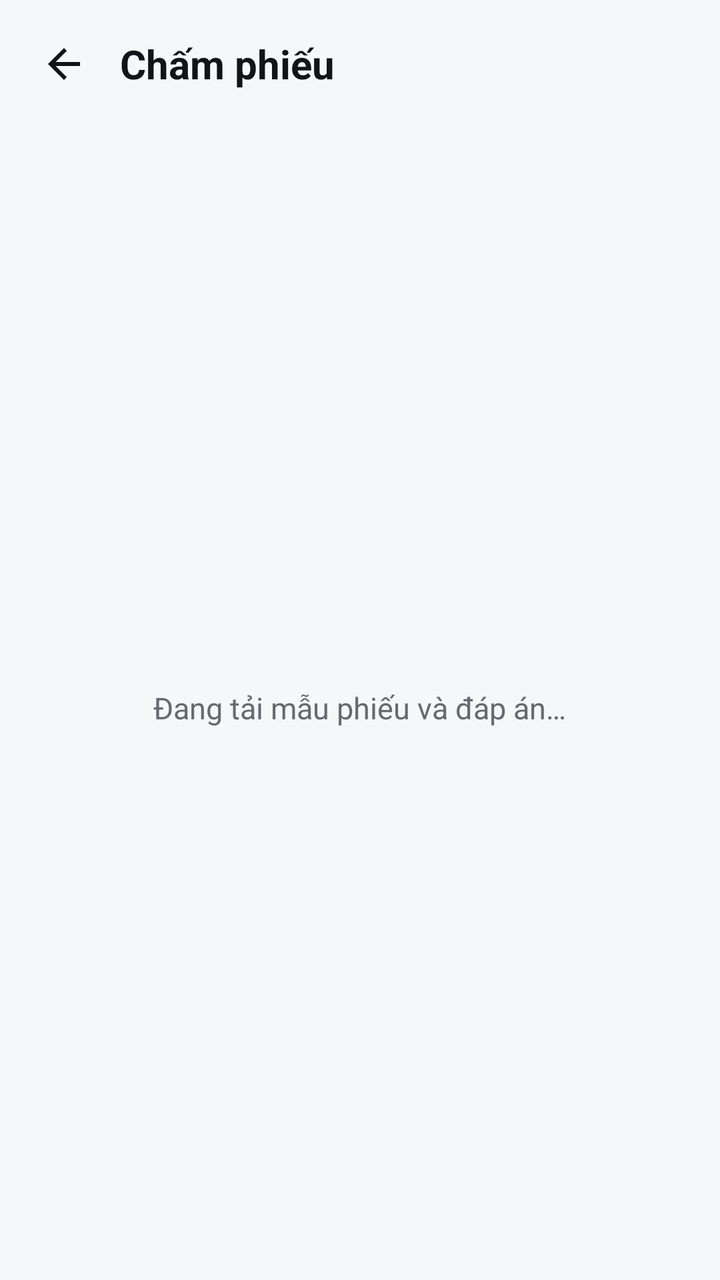
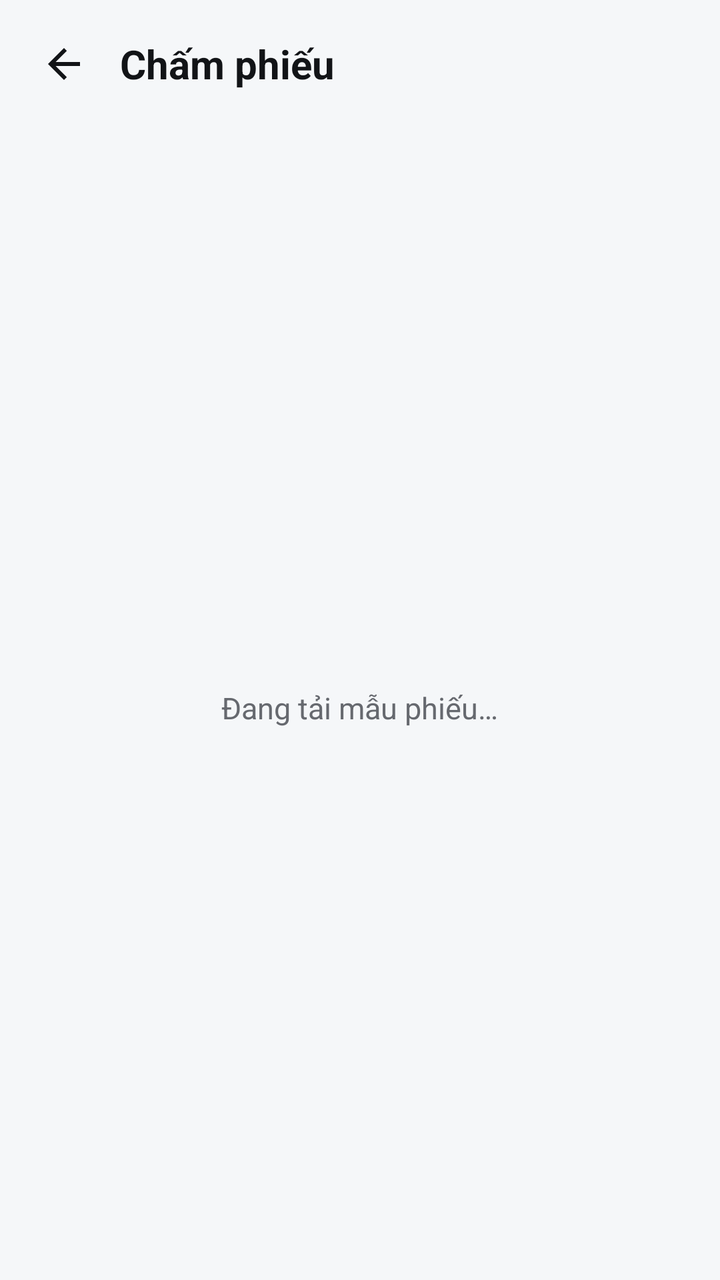

Compare the two renders of this Android layout. The source of the first and the diff that turns it into the second are given below.
<!-- AndroidManifest.xml: application theme Theme.TestMarking -->
<!-- res/layout/fragment_grade.xml -->
<?xml version="1.0" encoding="utf-8"?>
<LinearLayout xmlns:android="http://schemas.android.com/apk/res/android"
    xmlns:app="http://schemas.android.com/apk/res-auto"
    android:layout_width="match_parent"
    android:layout_height="match_parent"
    android:background="@color/background"
    android:orientation="vertical">

    <LinearLayout
        android:id="@+id/header"
        android:layout_width="match_parent"
        android:layout_height="wrap_content"
        android:gravity="center_vertical"
        android:orientation="horizontal"
        android:paddingStart="8dp"
        android:paddingTop="8dp"
        android:paddingEnd="20dp"
        android:paddingBottom="8dp">

        <ImageButton
            android:id="@+id/btnBack"
            android:layout_width="48dp"
            android:layout_height="48dp"
            android:background="?attr/selectableItemBackgroundBorderless"
            android:contentDescription="@string/common_back"
            android:src="@drawable/ic_back"
            app:tint="@color/text_primary" />

        <TextView
            android:id="@+id/tvTitle"
            style="@style/TM.Text.Title"
            android:layout_width="0dp"
            android:layout_height="wrap_content"
            android:layout_marginStart="4dp"
            android:layout_weight="1"
            android:ellipsize="end"
            android:maxLines="1"
            android:text="@string/grade_title"
            android:textSize="20sp" />

        <TextView
            android:id="@+id/tvCount"
            android:layout_width="wrap_content"
            android:layout_height="wrap_content"
            android:textColor="@color/text_secondary"
            android:textSize="13sp" />
    </LinearLayout>

    <com.google.android.material.progressindicator.LinearProgressIndicator
        android:id="@+id/progress"
        android:layout_width="match_parent"
        android:layout_height="wrap_content"
        android:indeterminate="true"
        android:visibility="invisible" />

    <TextView
        android:id="@+id/tvError"
        android:layout_width="match_parent"
        android:layout_height="wrap_content"
        android:background="@color/danger_soft"
        android:padding="12dp"
        android:textColor="@color/danger_fg"
        android:textSize="14sp"
        android:visibility="gone" />

    
    <LinearLayout
        android:id="@+id/groupPrepare"
        android:layout_width="match_parent"
        android:layout_height="0dp"
        android:layout_weight="1"
        android:gravity="center"
        android:orientation="vertical"
        android:padding="24dp">

        <TextView
            android:id="@+id/tvPrepare"
            android:layout_width="wrap_content"
            android:layout_height="wrap_content"
            android:gravity="center"
            android:text="@string/grade_preparing"
            android:textColor="@color/text_secondary"
            android:textSize="15sp" />

        <com.google.android.material.button.MaterialButton
            android:id="@+id/btnRetryPrepare"
            style="@style/TM.Button.Outlined"
            android:layout_width="wrap_content"
            android:layout_height="wrap_content"
            android:layout_marginTop="16dp"
            android:text="@string/common_retry"
            android:visibility="gone" />
    </LinearLayout>

    
    <FrameLayout
        android:id="@+id/groupCamera"
        android:layout_width="match_parent"
        android:layout_height="0dp"
        android:layout_weight="1"
        android:visibility="gone">

        <androidx.camera.view.PreviewView
            android:id="@+id/preview"
            android:layout_width="match_parent"
            android:layout_height="match_parent"
            app:scaleType="fitCenter" />

        <TextView
            android:id="@+id/tvHint"
            android:layout_width="match_parent"
            android:layout_height="wrap_content"
            android:layout_gravity="top"
            android:background="#99000000"
            android:padding="10dp"
            android:text="@string/grade_hint"
            android:textColor="#FFFFFF"
            android:textSize="13sp" />

        <LinearLayout
            android:layout_width="match_parent"
            android:layout_height="wrap_content"
            android:layout_gravity="bottom"
            android:background="#99000000"
            android:gravity="center"
            android:orientation="horizontal"
            android:padding="12dp">

            <com.google.android.material.button.MaterialButton
                android:id="@+id/btnGallery"
                style="@style/TM.Button.Outlined"
                android:layout_width="0dp"
                android:layout_height="wrap_content"
                android:layout_marginEnd="8dp"
                android:layout_weight="1"
                android:text="@string/grade_gallery"
                android:textColor="#FFFFFF"
                app:strokeColor="#FFFFFF" />

            <com.google.android.material.button.MaterialButton
                android:id="@+id/btnCapture"
                style="@style/TM.Button.Primary"
                android:layout_width="0dp"
                android:layout_height="wrap_content"
                android:layout_weight="1"
                android:text="@string/grade_capture" />
        </LinearLayout>

        <TextView
            android:id="@+id/tvNoCamera"
            android:layout_width="match_parent"
            android:layout_height="wrap_content"
            android:layout_gravity="center"
            android:gravity="center"
            android:padding="24dp"
            android:text="@string/grade_no_camera"
            android:textColor="#FFFFFF"
            android:textSize="15sp"
            android:visibility="gone" />
    </FrameLayout>

    
    <ScrollView
        android:id="@+id/groupReview"
        android:layout_width="match_parent"
        android:layout_height="0dp"
        android:layout_weight="1"
        android:visibility="gone">

        <LinearLayout
            android:layout_width="match_parent"
            android:layout_height="wrap_content"
            android:orientation="vertical"
            android:padding="20dp">

            <ImageView
                android:id="@+id/ivSheet"
                android:layout_width="match_parent"
                android:layout_height="220dp"
                android:background="@color/surface_soft"
                android:contentDescription="@string/grade_sheet_image"
                android:scaleType="fitCenter" />

            <TextView
                android:id="@+id/tvSummary"
                android:layout_width="match_parent"
                android:layout_height="wrap_content"
                android:layout_marginTop="12dp"
                android:lineSpacingExtra="3dp"
                android:textColor="@color/text_primary"
                android:textSize="14sp" />

            <TextView
                android:id="@+id/tvWarnings"
                android:layout_width="match_parent"
                android:layout_height="wrap_content"
                android:layout_marginTop="8dp"
                android:background="@color/warning_soft"
                android:padding="10dp"
                android:textColor="@color/warning_fg"
                android:textSize="13sp"
                android:visibility="gone" />

            <com.google.android.material.textfield.TextInputLayout
                android:id="@+id/tilStudent"
                android:layout_width="match_parent"
                android:layout_height="wrap_content"
                android:layout_marginTop="16dp"
                android:hint="@string/grade_student_code">

                <com.google.android.material.textfield.TextInputEditText
                    android:id="@+id/etStudent"
                    android:layout_width="match_parent"
                    android:layout_height="wrap_content"
                    android:imeOptions="actionNext"
                    android:inputType="textCapCharacters|textNoSuggestions"
                    android:maxLines="1" />
            </com.google.android.material.textfield.TextInputLayout>

            <com.google.android.material.textfield.TextInputLayout
                android:id="@+id/tilVersion"
                android:layout_width="match_parent"
                android:layout_height="wrap_content"
                android:layout_marginTop="12dp"
                android:hint="@string/grade_test_code">

                <com.google.android.material.textfield.TextInputEditText
                    android:id="@+id/etVersion"
                    android:layout_width="match_parent"
                    android:layout_height="wrap_content"
                    android:imeOptions="actionDone"
                    android:inputType="number"
                    android:maxLength="3"
                    android:maxLines="1" />
            </com.google.android.material.textfield.TextInputLayout>

            <LinearLayout
                android:layout_width="match_parent"
                android:layout_height="wrap_content"
                android:layout_marginTop="20dp"
                android:orientation="horizontal">

                <com.google.android.material.button.MaterialButton
                    android:id="@+id/btnRetake"
                    style="@style/TM.Button.Outlined"
                    android:layout_width="0dp"
                    android:layout_height="wrap_content"
                    android:layout_marginEnd="8dp"
                    android:layout_weight="1"
                    android:text="@string/grade_retake" />

                <com.google.android.material.button.MaterialButton
                    android:id="@+id/btnSave"
                    style="@style/TM.Button.Primary"
                    android:layout_width="0dp"
                    android:layout_height="wrap_content"
                    android:layout_weight="1"
                    android:text="@string/grade_save" />
            </LinearLayout>
        </LinearLayout>
    </ScrollView>

    
    <LinearLayout
        android:id="@+id/groupSaved"
        android:layout_width="match_parent"
        android:layout_height="0dp"
        android:layout_weight="1"
        android:gravity="center"
        android:orientation="vertical"
        android:padding="24dp"
        android:visibility="gone">

        <ImageView
            android:layout_width="48dp"
            android:layout_height="48dp"
            android:importantForAccessibility="no"
            android:src="@drawable/ic_check"
            app:tint="@color/primary" />

        <TextView
            android:id="@+id/tvSavedTitle"
            style="@style/TM.Text.Title"
            android:layout_width="match_parent"
            android:layout_height="wrap_content"
            android:layout_marginTop="12dp"
            android:gravity="center"
            android:textSize="20sp" />

        <TextView
            android:id="@+id/tvSavedBody"
            android:layout_width="match_parent"
            android:layout_height="wrap_content"
            android:layout_marginTop="8dp"
            android:gravity="center"
            android:lineSpacingExtra="4dp"
            android:textColor="@color/text_secondary"
            android:textSize="15sp" />

        <com.google.android.material.button.MaterialButton
            android:id="@+id/btnNext"
            style="@style/TM.Button.Primary"
            android:layout_width="match_parent"
            android:layout_height="wrap_content"
            android:layout_marginTop="24dp"
            android:text="@string/grade_next" />
    </LinearLayout>
</LinearLayout>
<!-- resources referenced by this layout -->
<resources>
  <color name="background">#F5F7F9</color>
  <color name="danger_fg">#933331</color>
  <color name="danger_soft">#FFE9E6</color>
  <color name="primary">#0077C2</color>
  <color name="surface_soft">#F2F3F5</color>
  <color name="text_primary">#121417</color>
  <color name="text_secondary">#66696F</color>
  <color name="warning_fg">#664610</color>
  <color name="warning_soft">#FBF1D8</color>
  <string name="common_back">Quay lại</string>
  <string name="common_retry">Thử lại</string>
  <string name="grade_capture">Chụp</string>
  <string name="grade_gallery">Chọn ảnh</string>
  <string name="grade_hint">Đặt cả tờ phiếu trong khung, đủ sáng, thấy rõ 12 ô vuông đen ở mép giấy.</string>
  <string name="grade_next">Chấm phiếu tiếp theo</string>
  <string name="grade_no_camera">Chưa có quyền dùng camera. Bạn vẫn có thể chọn ảnh phiếu từ thư viện.</string>
  <string name="grade_preparing">Đang tải mẫu phiếu và đáp án…</string>
  <string name="grade_retake">Chụp lại</string>
  <string name="grade_save">Lưu điểm</string>
  <string name="grade_sheet_image">Ảnh phiếu đã đọc</string>
  <string name="grade_student_code">Mã học sinh (HSxxxxxxxx)</string>
  <string name="grade_test_code">Mã đề (3 chữ số)</string>
  <string name="grade_title">Chấm phiếu</string>
  <color name="border">#DCDEE1</color>
  <color name="on_primary">#FFFFFF</color>
  <color name="primary_soft">#DEF6FF</color>
  <color name="on_primary_soft">#00457D</color>
  <color name="surface">#FFFFFF</color>
  <color name="danger">#C53637</color>
  <!-- unchanged entries left out for length: 7 -->
</resources>

<!-- the commit's change to res/layout/fragment_grade.xml (unified diff, before → after) -->
@@ -98,6 +98,7 @@
         android:layout_width="match_parent"
         android:layout_height="0dp"
         android:layout_weight="1"
+        android:background="@color/ink"
         android:visibility="gone">
 
         <androidx.camera.view.PreviewView
@@ -106,45 +107,105 @@
             android:layout_height="match_parent"
             app:scaleType="fitCenter" />
 
-        <TextView
-            android:id="@+id/tvHint"
+        <View
+            android:id="@+id/scanFrame"
+            android:layout_width="match_parent"
+            android:layout_height="match_parent"
+            android:layout_marginStart="24dp"
+            android:layout_marginTop="76dp"
+            android:layout_marginEnd="24dp"
+            android:layout_marginBottom="132dp"
+            android:background="@drawable/bg_scan_frame" />
+
+        <LinearLayout
             android:layout_width="match_parent"
             android:layout_height="wrap_content"
             android:layout_gravity="top"
-            android:background="#99000000"
-            android:padding="10dp"
-            android:text="@string/grade_hint"
-            android:textColor="#FFFFFF"
-            android:textSize="13sp" />
-
-        <LinearLayout
+            android:gravity="center"
+            android:orientation="vertical"
+            android:padding="12dp">
+
+            <LinearLayout
+                android:id="@+id/pill"
+                android:layout_width="wrap_content"
+                android:layout_height="wrap_content"
+                android:background="@drawable/bg_scan_pill"
+                android:gravity="center_vertical"
+                android:orientation="horizontal"
+                android:paddingStart="14dp"
+                android:paddingTop="8dp"
+                android:paddingEnd="16dp"
+                android:paddingBottom="8dp">
+
+                <View
+                    android:id="@+id/dot"
+                    android:layout_width="10dp"
+                    android:layout_height="10dp"
+                    android:background="@drawable/bg_dot" />
+
+                <TextView
+                    android:id="@+id/tvMarkers"
+                    android:layout_width="wrap_content"
+                    android:layout_height="wrap_content"
+                    android:layout_marginStart="8dp"
+                    android:text="@string/grade_scan_searching"
+                    android:textColor="#FFFFFF"
+                    android:textSize="14sp"
+                    android:textStyle="bold" />
+            </LinearLayout>
+
+            <TextView
+                android:id="@+id/tvHint"
+                android:layout_width="wrap_content"
+                android:layout_height="wrap_content"
+                android:layout_marginTop="6dp"
+                android:gravity="center"
+                android:text="@string/grade_hint"
+                android:textColor="#E6FFFFFF"
+                android:textSize="12sp" />
+        </LinearLayout>
+
+        <FrameLayout
             android:layout_width="match_parent"
             android:layout_height="wrap_content"
             android:layout_gravity="bottom"
-            android:background="#99000000"
-            android:gravity="center"
-            android:orientation="horizontal"
-            android:padding="12dp">
-
-            <com.google.android.material.button.MaterialButton
+            android:background="@color/scan_veil"
+            android:paddingTop="14dp"
+            android:paddingBottom="18dp">
+
+            <TextView
                 android:id="@+id/btnGallery"
-                style="@style/TM.Button.Outlined"
-                android:layout_width="0dp"
-                android:layout_height="wrap_content"
-                android:layout_marginEnd="8dp"
-                android:layout_weight="1"
+                android:layout_width="wrap_content"
+                android:layout_height="48dp"
+                android:layout_gravity="center_vertical|start"
+                android:layout_marginStart="20dp"
+                android:background="?attr/selectableItemBackgroundBorderless"
+                android:drawableTop="@drawable/ic_attach"
+                android:drawableTint="#FFFFFF"
+                android:gravity="center"
                 android:text="@string/grade_gallery"
                 android:textColor="#FFFFFF"
-                app:strokeColor="#FFFFFF" />
-
-            <com.google.android.material.button.MaterialButton
+                android:textSize="11sp" />
+
+            <ImageButton
                 android:id="@+id/btnCapture"
-                style="@style/TM.Button.Primary"
-                android:layout_width="0dp"
-                android:layout_height="wrap_content"
-                android:layout_weight="1"
-                android:text="@string/grade_capture" />
-        </LinearLayout>
+                android:layout_width="76dp"
+                android:layout_height="76dp"
+                android:layout_gravity="center"
+                android:background="@drawable/bg_shutter"
+                android:contentDescription="@string/grade_capture"
+                android:enabled="false" />
+
+            <TextView
+                android:id="@+id/tvQueue"
+                android:layout_width="wrap_content"
+                android:layout_height="wrap_content"
+                android:layout_gravity="center_vertical|end"
+                android:layout_marginEnd="20dp"
+                android:gravity="end"
+                android:textColor="#FFFFFF"
+                android:textSize="12sp" />
+        </FrameLayout>
 
         <TextView
             android:id="@+id/tvNoCamera"
@@ -218,6 +279,23 @@
             </com.google.android.material.textfield.TextInputLayout>
 
             <com.google.android.material.textfield.TextInputLayout
+                android:id="@+id/tilClass"
+                android:layout_width="match_parent"
+                android:layout_height="wrap_content"
+                android:layout_marginTop="12dp"
+                android:hint="@string/grade_class_code">
+
+                <com.google.android.material.textfield.TextInputEditText
+                    android:id="@+id/etClass"
+                    android:layout_width="match_parent"
+                    android:layout_height="wrap_content"
+                    android:imeOptions="actionNext"
+                    android:inputType="textCapCharacters|textNoSuggestions"
+                    android:maxLength="20"
+                    android:maxLines="1" />
+            </com.google.android.material.textfield.TextInputLayout>
+
+            <com.google.android.material.textfield.TextInputLayout
                 android:id="@+id/tilVersion"
                 android:layout_width="match_parent"
                 android:layout_height="wrap_content"
<!-- resource entries referenced after the edit -->
@@ -3,26 +3,76 @@
   <color name="background">#F5F7F9</color>
   <color name="danger_fg">#933331</color>
   <color name="danger_soft">#FFE9E6</color>
+  <color name="ink">#0B1220</color>
   <color name="primary">#0077C2</color>
+  <color name="scan_veil">#B3000000</color>
   <color name="surface_soft">#F2F3F5</color>
   <color name="text_primary">#121417</color>
   <color name="text_secondary">#66696F</color>
   <color name="warning_fg">#664610</color>
   <color name="warning_soft">#FBF1D8</color>
+  <!-- drawable bg_dot (drawable) -->
+  <?xml version="1.0" encoding="utf-8"?>
+  <shape xmlns:android="http://schemas.android.com/apk/res/android" android:shape="oval">
+      <solid android:color="@color/scan_wait" />
+      <size android:width="10dp" android:height="10dp" />
+  </shape>
+  <!-- drawable bg_scan_frame (drawable) -->
+  <?xml version="1.0" encoding="utf-8"?>
+  <shape xmlns:android="http://schemas.android.com/apk/res/android" android:shape="rectangle">
+      <corners android:radius="18dp" />
+      <stroke android:width="3dp" android:color="#CCFFFFFF" android:dashWidth="14dp" android:dashGap="10dp" />
+  </shape>
+  <!-- drawable bg_scan_pill (drawable) -->
+  <?xml version="1.0" encoding="utf-8"?>
+  <shape xmlns:android="http://schemas.android.com/apk/res/android" android:shape="rectangle">
+      <corners android:radius="24dp" />
+      <solid android:color="@color/scan_veil" />
+  </shape>
+  <!-- drawable bg_shutter (drawable) -->
+  <?xml version="1.0" encoding="utf-8"?>
+  <layer-list xmlns:android="http://schemas.android.com/apk/res/android">
+      <item>
+          <shape android:shape="oval">
+              <stroke android:width="4dp" android:color="#FFFFFF" />
+              <size android:width="76dp" android:height="76dp" />
+          </shape>
+      </item>
+      <item android:bottom="8dp" android:left="8dp" android:right="8dp" android:top="8dp">
+          <shape android:shape="oval">
+              <solid android:color="#FFFFFF" />
+          </shape>
+      </item>
+  </layer-list>
+  <!-- drawable ic_attach (drawable) -->
+  <?xml version="1.0" encoding="utf-8"?>
+  <vector xmlns:android="http://schemas.android.com/apk/res/android"
+      android:width="24dp"
+      android:height="24dp"
+      android:viewportWidth="24"
+      android:viewportHeight="24"
+      android:tint="?attr/colorControlNormal">
+      <path
+          android:fillColor="@android:color/white"
+          android:pathData="M16.5,6v11.5c0,2.21 -1.79,4 -4,4s-4,-1.79 -4,-4V5c0,-1.38 1.12,-2.5 2.5,-2.5s2.5,1.12 2.5,2.5v10.5c0,0.55 -0.45,1 -1,1s-1,-0.45 -1,-1V6H10v9.5c0,1.38 1.12,2.5 2.5,2.5s2.5,-1.12 2.5,-2.5V5c0,-2.21 -1.79,-4 -4,-4S7,2.79 7,5v12.5c0,3.04 2.46,5.5 5.5,5.5s5.5,-2.46 5.5,-5.5V6h-1.5z" />
+  </vector>
   <string name="common_back">Quay lại</string>
   <string name="common_retry">Thử lại</string>
   <string name="grade_capture">Chụp</string>
+  <string name="grade_class_code">Mã lớp trên phiếu</string>
   <string name="grade_gallery">Chọn ảnh</string>
-  <string name="grade_hint">Đặt cả tờ phiếu trong khung, đủ sáng, thấy rõ 12 ô vuông đen ở mép giấy.</string>
+  <string name="grade_hint">Đưa cả tờ phiếu vào khung, đủ sáng, thấy rõ 12 ô vuông đen ở mép giấy.</string>
   <string name="grade_next">Chấm phiếu tiếp theo</string>
   <string name="grade_no_camera">Chưa có quyền dùng camera. Bạn vẫn có thể chọn ảnh phiếu từ thư viện.</string>
-  <string name="grade_preparing">Đang tải mẫu phiếu và đáp án…</string>
+  <string name="grade_preparing">Đang tải mẫu phiếu…</string>
   <string name="grade_retake">Chụp lại</string>
   <string name="grade_save">Lưu điểm</string>
+  <string name="grade_scan_searching">Chưa thấy phiếu</string>
   <string name="grade_sheet_image">Ảnh phiếu đã đọc</string>
   <string name="grade_student_code">Mã học sinh (HSxxxxxxxx)</string>
   <string name="grade_test_code">Mã đề (3 chữ số)</string>
   <string name="grade_title">Chấm phiếu</string>
+  <color name="scan_wait">#F59E0B</color>
   <color name="border">#DCDEE1</color>
   <color name="on_primary">#FFFFFF</color>
   <color name="primary_soft">#DEF6FF</color>
